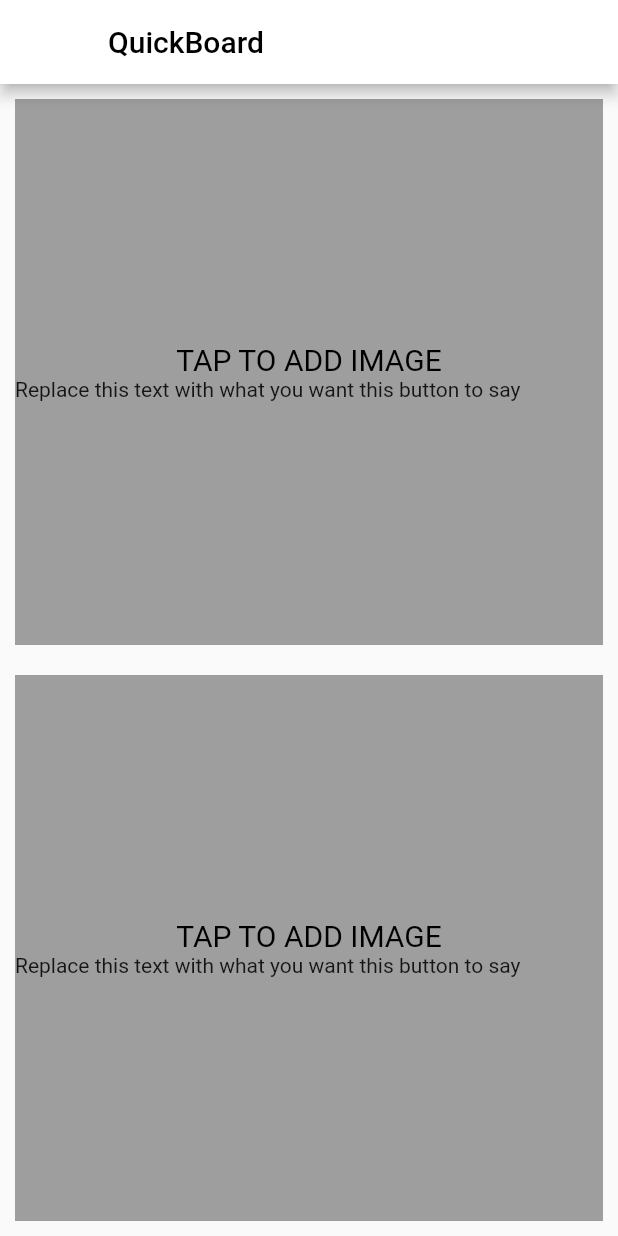
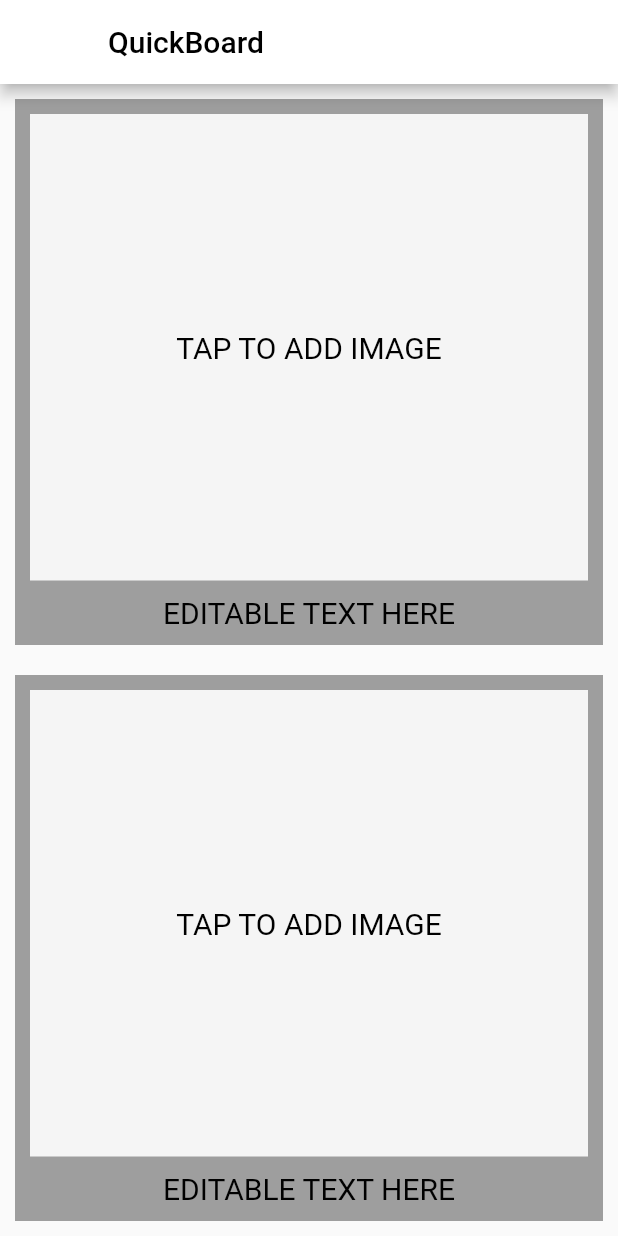
Before and after one commit to leahwho/swiftchat, a Flutter app: the QuickBoard screen opened by its route, on a phone screen of 412 x 824 dp. Run offline on Flutter 3.47's test engine with Material 2 defaults, Android fonts, the phone set to English and light mode, and no system bars.

Commit message:
adds container for text/img placement in button

```diff
--- a/lib/board_button.dart
+++ b/lib/board_button.dart
@@ -9,14 +9,25 @@ class _BoardButtonState extends State<BoardButton> {
   @override
   Widget build(BuildContext context) {
     return Expanded(
+      child: GestureDetector(
+        onTap: () {
+          print('Button pressed!');
+          // when this button is pressed, open a search drawer that is a grid view
+        },
         child: Container(
+          // outer container
+          width: double.infinity,
           margin: EdgeInsets.all(10.0),
           color: Colors.grey,
           child: Column(
             mainAxisAlignment: MainAxisAlignment.center,
             crossAxisAlignment: CrossAxisAlignment.stretch,
             children: <Widget>[
-            Center(
+              Expanded(
+                child: Container(
+                  margin: EdgeInsets.all(10.0),
+                  color: Colors.grey.shade100,
+                  child: Center(
                     child: Text(
                       'TAP TO ADD IMAGE',
                       style: TextStyle(
@@ -25,9 +36,27 @@ class _BoardButtonState extends State<BoardButton> {
                       ),
                     ),
                   ),
-            Text(
-                'Replace this text with what you want this button to say'),
+                ),
+              ),
+              Center(
+                child: GestureDetector(
+                  onTap: () {
+                    print('edit text button tapped!');
+                  },
+                  child: Padding(
+                    padding: const EdgeInsets.only(bottom: 10.0),
+                    child: Text(
+                      'EDITABLE TEXT HERE',
+                      style: TextStyle(
+                        fontSize: 20.0,
+                        color: Colors.black,
+                      ),
+                    ),
+                  ),
+                ),
+              ),
             ],
+          ),
         ),
       ),
     );
```
Lines whose indentation alone changed are shown as unchanged.
